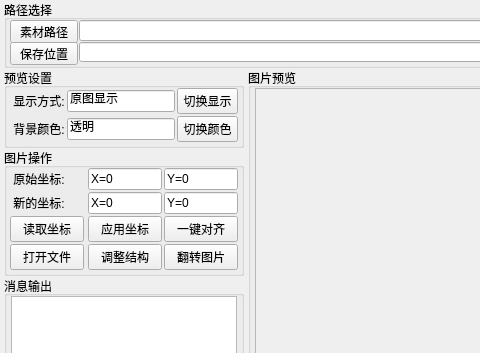
First picture: the form in src/resources/ImageReverse.ui, repository Junt62/ImageReverse, before the edit; both pictures show x 0 to 480 and y 0 to 353 of the 1257 by 720 pixel window.
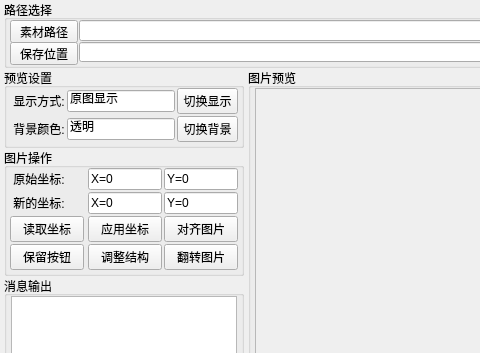
Second picture: the form after the edit. Icons and pictures are not drawn.

Patch:
```diff
--- a/src/resources/ImageReverse.ui
+++ b/src/resources/ImageReverse.ui
@@ -3,6 +3,14 @@
  <author>zijun</author>
  <class>MainForm</class>
  <widget class="QWidget" name="MainForm">
+  <property name="geometry">
+   <rect>
+    <x>0</x>
+    <y>0</y>
+    <width>1257</width>
+    <height>720</height>
+   </rect>
+  </property>
   <property name="minimumSize">
    <size>
     <width>1257</width>
@@ -139,7 +147,7 @@
        <item row="3" column="3">
         <widget class="QPushButton" name="btnChangeDisplayColor">
          <property name="text">
-          <string>切换颜色</string>
+          <string>切换背景</string>
          </property>
         </widget>
        </item>
@@ -314,7 +322,7 @@
           </sizepolicy>
          </property>
          <property name="text">
-          <string>打开文件</string>
+          <string>保留按钮</string>
          </property>
         </widget>
        </item>
@@ -379,7 +387,7 @@
           </sizepolicy>
          </property>
          <property name="text">
-          <string>一键对齐</string>
+          <string>对齐图片</string>
          </property>
         </widget>
        </item>
```
Left out of the diff: 10 changed lines with no effect on the pictures.
